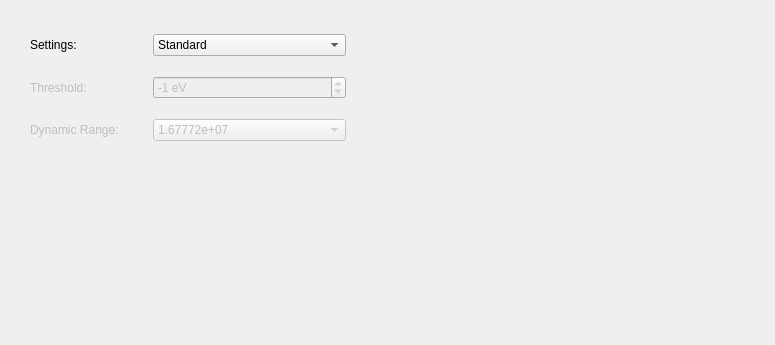
First picture: the form in slsDetectorGui/forms/form_tab_settings.ui, repository slsdetectorgroup/slsDetectorPackage, before the edit.
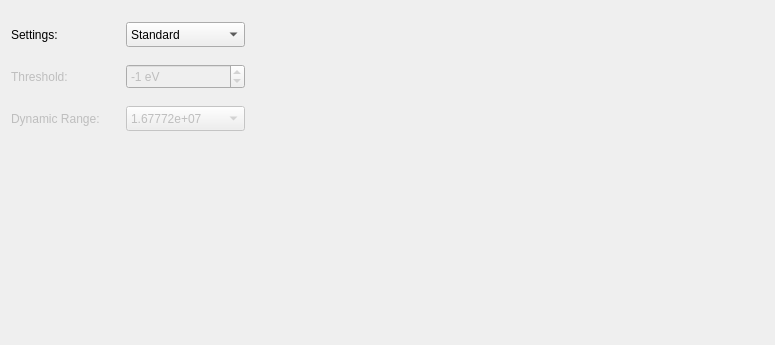
Second picture: the form after the edit.

Patch:
```diff
--- a/slsDetectorGui/forms/form_tab_settings.ui
+++ b/slsDetectorGui/forms/form_tab_settings.ui
@@ -24,34 +24,111 @@
   </property>
   <property name="maximumSize">
    <size>
-    <width>1000</width>
-    <height>1000</height>
+    <width>775</width>
+    <height>400</height>
    </size>
   </property>
   <property name="windowTitle">
    <string>Form</string>
   </property>
-  <widget class="QWidget" name="gridLayoutWidget">
-   <property name="geometry">
-    <rect>
-     <x>30</x>
-     <y>20</y>
-     <width>316</width>
-     <height>135</height>
-    </rect>
-   </property>
-   <layout class="QGridLayout" name="gridLayout">
-    <item row="2" column="0">
-     <widget class="QLabel" name="lblDynamicRange">
+  <layout class="QGridLayout" name="gridLayout_2">
+   <item row="1" column="2">
+    <widget class="QSpinBox" name="spinThreshold">
+     <property name="enabled">
+      <bool>false</bool>
+     </property>
+     <property name="minimumSize">
+      <size>
+       <width>0</width>
+       <height>25</height>
+      </size>
+     </property>
+     <property name="keyboardTracking">
+      <bool>false</bool>
+     </property>
+     <property name="suffix">
+      <string> eV</string>
+     </property>
+     <property name="minimum">
+      <number>-100000</number>
+     </property>
+     <property name="maximum">
+      <number>100000</number>
+     </property>
+     <property name="singleStep">
+      <number>100</number>
+     </property>
+     <property name="value">
+      <number>-1</number>
+     </property>
+    </widget>
+   </item>
+   <item row="0" column="1">
+    <spacer name="horizontalSpacer">
+     <property name="orientation">
+      <enum>Qt::Horizontal</enum>
+     </property>
+     <property name="sizeType">
+      <enum>QSizePolicy::Fixed</enum>
+     </property>
+     <property name="sizeHint" stdset="0">
+      <size>
+       <width>20</width>
+       <height>20</height>
+      </size>
+     </property>
+    </spacer>
+   </item>
+   <item row="2" column="2">
+    <widget class="QComboBox" name="comboDynamicRange">
       <property name="enabled">
        <bool>false</bool>
       </property>
+     <property name="minimumSize">
+      <size>
+       <width>0</width>
+       <height>25</height>
+      </size>
+     </property>
+     <item>
       <property name="text">
-       <string>Dynamic Range:</string>
+       <string>1.67772e+07</string>
       </property>
-     </widget>
-    </item>
-    <item row="0" column="2" colspan="2">
+     </item>
+     <item>
+      <property name="text">
+       <string>65535</string>
+      </property>
+     </item>
+     <item>
+      <property name="text">
+       <string>255</string>
+      </property>
+     </item>
+     <item>
+      <property name="text">
+       <string>7</string>
+      </property>
+     </item>
+    </widget>
+   </item>
+   <item row="0" column="3">
+    <spacer name="horizontalSpacer_2">
+     <property name="orientation">
+      <enum>Qt::Horizontal</enum>
+     </property>
+     <property name="sizeType">
+      <enum>QSizePolicy::Expanding</enum>
+     </property>
+     <property name="sizeHint" stdset="0">
+      <size>
+       <width>20</width>
+       <height>20</height>
+      </size>
+     </property>
+    </spacer>
+   </item>
+   <item row="0" column="2">
      <widget class="QComboBox" name="comboSettings">
       <property name="enabled">
        <bool>true</bool>
@@ -62,6 +139,12 @@
         <verstretch>0</verstretch>
        </sizepolicy>
       </property>
+     <property name="minimumSize">
+      <size>
+       <width>0</width>
+       <height>25</height>
+      </size>
+     </property>
       <property name="toolTip">
        <string>Settings of the detector. 
  #settings#</string>
@@ -153,47 +236,14 @@
       </property>
      </widget>
     </item>
-    <item row="1" column="1">
-     <spacer name="horizontalSpacer">
-      <property name="orientation">
-       <enum>Qt::Horizontal</enum>
-      </property>
-      <property name="sizeType">
-       <enum>QSizePolicy::Fixed</enum>
-      </property>
-      <property name="sizeHint" stdset="0">
-       <size>
-        <width>20</width>
-        <height>20</height>
-       </size>
-      </property>
-     </spacer>
-    </item>
-    <item row="2" column="2" colspan="2">
-     <widget class="QComboBox" name="comboDynamicRange">
+   <item row="2" column="0">
+    <widget class="QLabel" name="lblDynamicRange">
       <property name="enabled">
        <bool>false</bool>
       </property>
-      <item>
        <property name="text">
-        <string>1.67772e+07</string>
-       </property>
-      </item>
-      <item>
-       <property name="text">
-        <string>65535</string>
-       </property>
-      </item>
-      <item>
-       <property name="text">
-        <string>255</string>
-       </property>
-      </item>
-      <item>
-       <property name="text">
-        <string>7</string>
-       </property>
-      </item>
+      <string>Dynamic Range:</string>
+     </property>
      </widget>
     </item>
     <item row="0" column="0">
@@ -206,39 +256,24 @@
       </property>
      </widget>
     </item>
-    <item row="1" column="2" colspan="2">
-     <widget class="QSpinBox" name="spinThreshold">
-      <property name="enabled">
-       <bool>false</bool>
-      </property>
-      <property name="keyboardTracking">
-       <bool>false</bool>
-      </property>
-      <property name="suffix">
-       <string> eV</string>
-      </property>
-      <property name="minimum">
-       <number>-100000</number>
-      </property>
-      <property name="maximum">
-       <number>100000</number>
-      </property>
-      <property name="singleStep">
-       <number>100</number>
-      </property>
-      <property name="value">
-       <number>-1</number>
-      </property>
-     </widget>
+   <item row="3" column="2">
+    <spacer name="verticalSpacer">
+     <property name="orientation">
+      <enum>Qt::Vertical</enum>
+     </property>
+     <property name="sizeType">
+      <enum>QSizePolicy::Fixed</enum>
+     </property>
+     <property name="sizeHint" stdset="0">
+      <size>
+       <width>20</width>
+       <height>190</height>
+      </size>
+     </property>
+    </spacer>
     </item>
    </layout>
   </widget>
- </widget>
- <tabstops>
-  <tabstop>comboSettings</tabstop>
-  <tabstop>spinThreshold</tabstop>
-  <tabstop>comboDynamicRange</tabstop>
- </tabstops>
  <resources>
   <include location="../include/icons.qrc"/>
  </resources>
```
Lines whose indentation alone changed are shown as unchanged.
